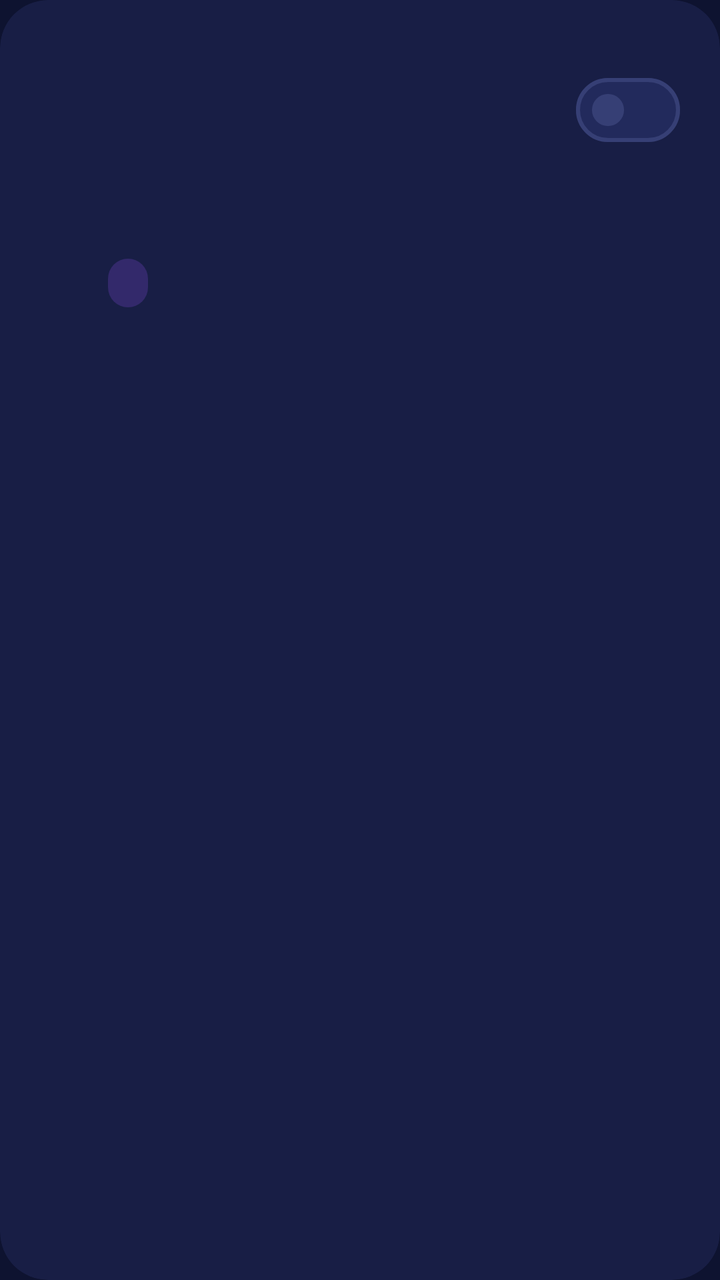
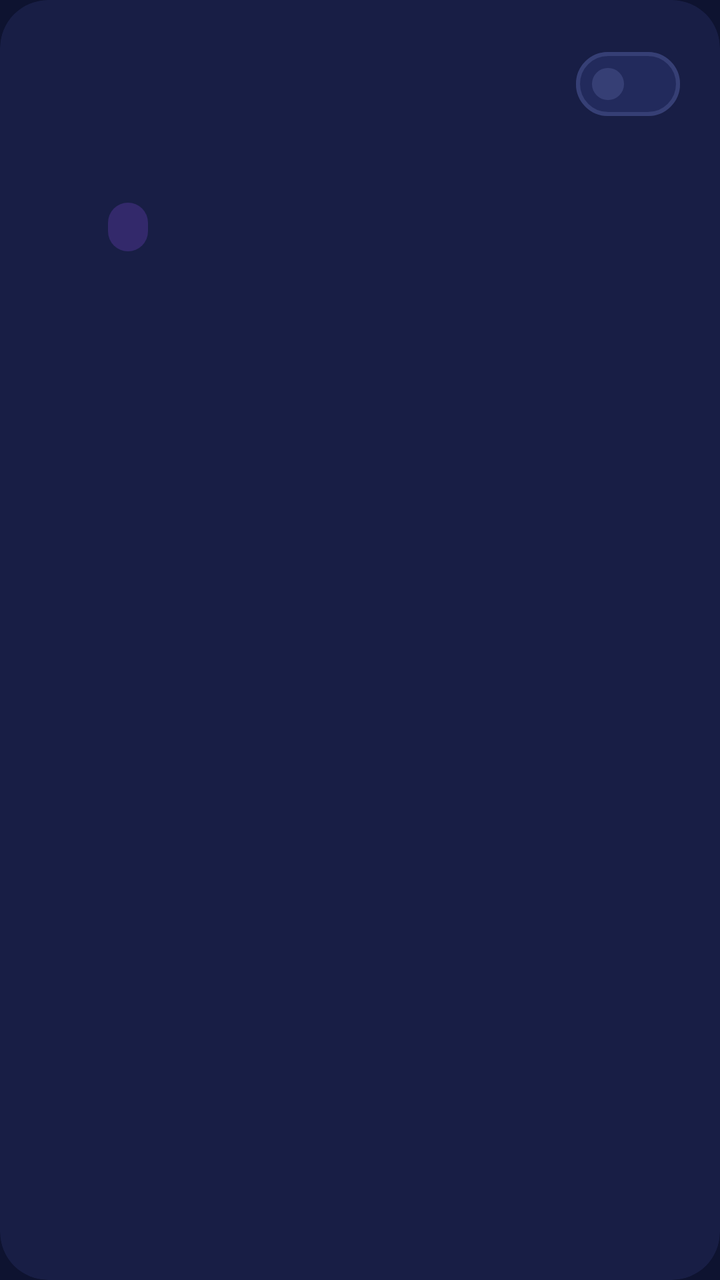

Compare the two renders of this Android layout. The source of the first and the diff that turns it into the second are given below.
<!-- AndroidManifest.xml: application theme Theme.Svegliami -->
<!-- res/layout/item_alarm.xml -->
<?xml version="1.0" encoding="utf-8"?>
<com.google.android.material.card.MaterialCardView xmlns:android="http://schemas.android.com/apk/res/android"
    android:layout_width="match_parent"
    android:layout_height="wrap_content"
    android:layout_marginTop="12dp"
    android:clickable="true"
    android:focusable="true">

    <LinearLayout
        android:layout_width="match_parent"
        android:layout_height="wrap_content"
        android:orientation="vertical"
        android:padding="20dp">

        <LinearLayout
            android:layout_width="match_parent"
            android:layout_height="wrap_content"
            android:gravity="center_vertical"
            android:orientation="horizontal">

            <LinearLayout
                android:layout_width="0dp"
                android:layout_height="wrap_content"
                android:layout_weight="1"
                android:orientation="vertical">

                <TextView
                    android:id="@+id/tvLabel"
                    style="@style/Svegliami.Overline"
                    android:layout_width="wrap_content"
                    android:layout_height="wrap_content" />

                <TextView
                    android:id="@+id/tvTime"
                    android:layout_width="wrap_content"
                    android:layout_height="wrap_content"
                    android:fontFamily="sans-serif-light"
                    android:includeFontPadding="false"
                    android:textColor="@color/on_surface"
                    android:textSize="46sp" />
            </LinearLayout>

            <com.google.android.material.materialswitch.MaterialSwitch
                android:id="@+id/swEnabled"
                android:layout_width="wrap_content"
                android:layout_height="wrap_content" />
        </LinearLayout>

        
        <LinearLayout
            android:id="@+id/dayRow"
            android:layout_width="wrap_content"
            android:layout_height="wrap_content"
            android:layout_marginTop="10dp"
            android:orientation="horizontal" />

        <TextView
            android:id="@+id/tvInfo"
            style="@style/Svegliami.Body"
            android:layout_width="match_parent"
            android:layout_height="wrap_content"
            android:layout_marginTop="10dp" />

        <com.google.android.material.chip.ChipGroup
            android:id="@+id/badges"
            android:layout_width="match_parent"
            android:layout_height="wrap_content">

            <TextView
                android:id="@+id/badgeRain"
                style="@style/Svegliami.Badge"
                android:layout_width="wrap_content"
                android:layout_height="wrap_content" />

            <TextView
                android:id="@+id/badgeSmart"
                style="@style/Svegliami.Badge"
                android:layout_width="wrap_content"
                android:layout_height="wrap_content"
                android:background="@drawable/bg_badge_smart"
                android:textColor="@color/on_tertiary_container" />
        </com.google.android.material.chip.ChipGroup>
    </LinearLayout>
</com.google.android.material.card.MaterialCardView>
<!-- resources referenced by this layout -->
<resources>
  <color name="on_surface">#ECEEFF</color>
  <color name="on_tertiary_container">#E8DEFF</color>
  <!-- drawable bg_badge_smart (drawable) -->
  <?xml version="1.0" encoding="utf-8"?>
  <shape xmlns:android="http://schemas.android.com/apk/res/android">
      <solid android:color="@color/tertiary_container" />
      <corners android:radius="12dp" />
  </shape>
  <style name="Svegliami.Badge" parent="">
          <item name="android:textSize">12sp</item>
          <item name="android:fontFamily">sans-serif-medium</item>
          <item name="android:paddingStart">10dp</item>
          <item name="android:paddingEnd">10dp</item>
          <item name="android:paddingTop">4dp</item>
          <item name="android:paddingBottom">4dp</item>
          <item name="android:layout_marginEnd">6dp</item>
          <item name="android:layout_marginTop">8dp</item>
      </style>
  <style name="Svegliami.Body" parent="">
          <item name="android:textSize">14sp</item>
          <item name="android:textColor">@color/on_surface_variant</item>
          <item name="android:lineSpacingExtra">2dp</item>
      </style>
  <style name="Svegliami.Overline" parent="">
          <item name="android:textSize">12sp</item>
          <item name="android:letterSpacing">0.12</item>
          <item name="android:textAllCaps">true</item>
          <item name="android:fontFamily">sans-serif-medium</item>
          <item name="android:textColor">@color/on_surface_variant</item>
      </style>
  <style name="Theme.Svegliami" parent="Base.Theme.Svegliami" />
  <color name="tertiary_container">#33296B</color>
  <color name="on_surface_variant">#A9AFD6</color>
  <color name="primary">#FFB86B</color>
  <color name="on_primary">#3A2000</color>
  <color name="primary_container">#4F3414</color>
  <color name="on_primary_container">#FFDDB8</color>
  <color name="secondary">#8AB4FF</color>
  <color name="on_secondary">#00224D</color>
  <color name="secondary_container">#1F3A66</color>
  <color name="on_secondary_container">#D6E3FF</color>
  <color name="tertiary">#B9A5FF</color>
  <color name="on_tertiary">#20125A</color>
  <color name="error">#FF8A80</color>
  <color name="error_container">#4A1F2B</color>
  <color name="on_error_container">#FFDAD6</color>
  <color name="night_bg">#0E1330</color>
  <color name="surface_high">#222A5C</color>
  <color name="outline">#363F75</color>
  <color name="surface">#181E45</color>
  <style name="Svegliami.Card" parent="Widget.Material3.CardView.Filled">
          <item name="cardBackgroundColor">@color/surface</item>
          <item name="cardCornerRadius">24dp</item>
          <item name="cardElevation">0dp</item>
          <item name="strokeWidth">0dp</item>
      </style>
  <!-- unchanged entries left out for length: 1 -->
</resources>

<!-- the commit's change to res/layout/item_alarm.xml (unified diff, before → after) -->
@@ -2,7 +2,7 @@
 <com.google.android.material.card.MaterialCardView xmlns:android="http://schemas.android.com/apk/res/android"
     android:layout_width="match_parent"
     android:layout_height="wrap_content"
-    android:layout_marginTop="12dp"
+    android:layout_marginTop="10dp"
     android:clickable="true"
     android:focusable="true">
 
@@ -10,7 +10,8 @@
         android:layout_width="match_parent"
         android:layout_height="wrap_content"
         android:orientation="vertical"
-        android:padding="20dp">
+        android:paddingHorizontal="20dp"
+        android:paddingVertical="14dp">
 
         <LinearLayout
             android:layout_width="match_parent"
@@ -37,7 +38,7 @@
                     android:fontFamily="sans-serif-light"
                     android:includeFontPadding="false"
                     android:textColor="@color/on_surface"
-                    android:textSize="46sp" />
+                    android:textSize="34sp" />
             </LinearLayout>
 
             <com.google.android.material.materialswitch.MaterialSwitch
@@ -51,7 +52,7 @@
             android:id="@+id/dayRow"
             android:layout_width="wrap_content"
             android:layout_height="wrap_content"
-            android:layout_marginTop="10dp"
+            android:layout_marginTop="6dp"
             android:orientation="horizontal" />
 
         <TextView
@@ -59,7 +60,7 @@
             style="@style/Svegliami.Body"
             android:layout_width="match_parent"
             android:layout_height="wrap_content"
-            android:layout_marginTop="10dp" />
+            android:layout_marginTop="6dp" />
 
         <com.google.android.material.chip.ChipGroup
             android:id="@+id/badges"
